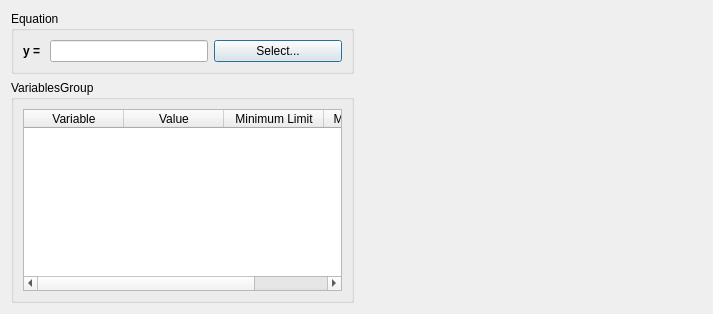
Qt form src/gui/fit.ui (trisyoungs/uchroma) before a commit.
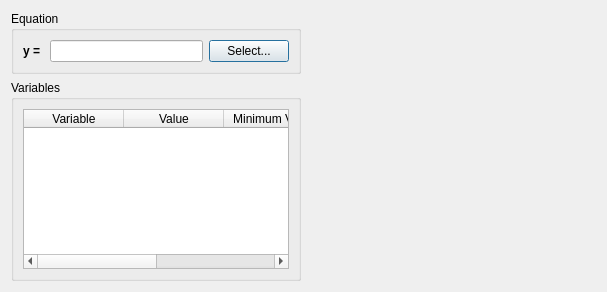
The same form after that commit. Icons and pictures are not drawn. Custom widgets are drawn as their Qt base class.

Diff of the .ui file:
```diff
--- a/src/gui/fit.ui
+++ b/src/gui/fit.ui
@@ -6,8 +6,8 @@
    <rect>
     <x>0</x>
     <y>0</y>
-    <width>713</width>
-    <height>314</height>
+    <width>607</width>
+    <height>292</height>
    </rect>
   </property>
   <property name="windowTitle">
@@ -48,7 +48,14 @@
          </widget>
         </item>
         <item>
-         <widget class="QLineEdit" name="EquationEdit"/>
+         <widget class="QLineEdit" name="EquationEdit">
+          <property name="sizePolicy">
+           <sizepolicy hsizetype="Expanding" vsizetype="Fixed">
+            <horstretch>1</horstretch>
+            <verstretch>0</verstretch>
+           </sizepolicy>
+          </property>
+         </widget>
         </item>
         <item>
          <widget class="QPushButton" name="SelectEquationButton">
@@ -87,9 +94,12 @@
         </sizepolicy>
        </property>
        <property name="title">
-        <string>VariablesGroup</string>
+        <string>Variables</string>
        </property>
        <layout class="QVBoxLayout" name="verticalLayout_2">
+        <property name="leftMargin">
+         <number>9</number>
+        </property>
         <item>
          <widget class="QTableWidget" name="VariablesTable">
           <column>
@@ -104,12 +114,12 @@
           </column>
           <column>
            <property name="text">
-            <string>Minimum Limit</string>
+            <string>Minimum Value</string>
            </property>
           </column>
           <column>
            <property name="text">
-            <string>Maximum Limit</string>
+            <string>Maximum Value</string>
            </property>
           </column>
          </widget>
```
Left out of the diff: 8 changed lines with no effect on the pictures.
